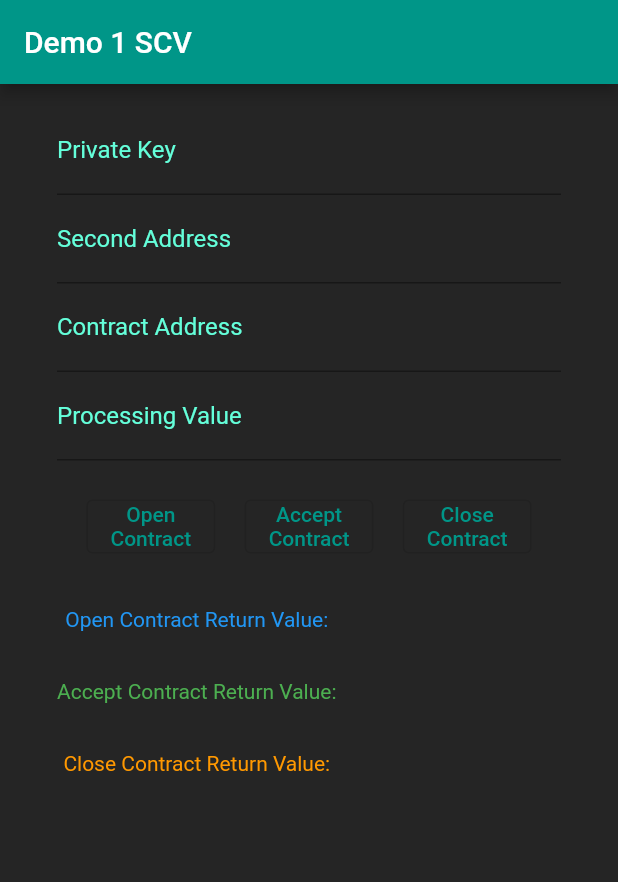
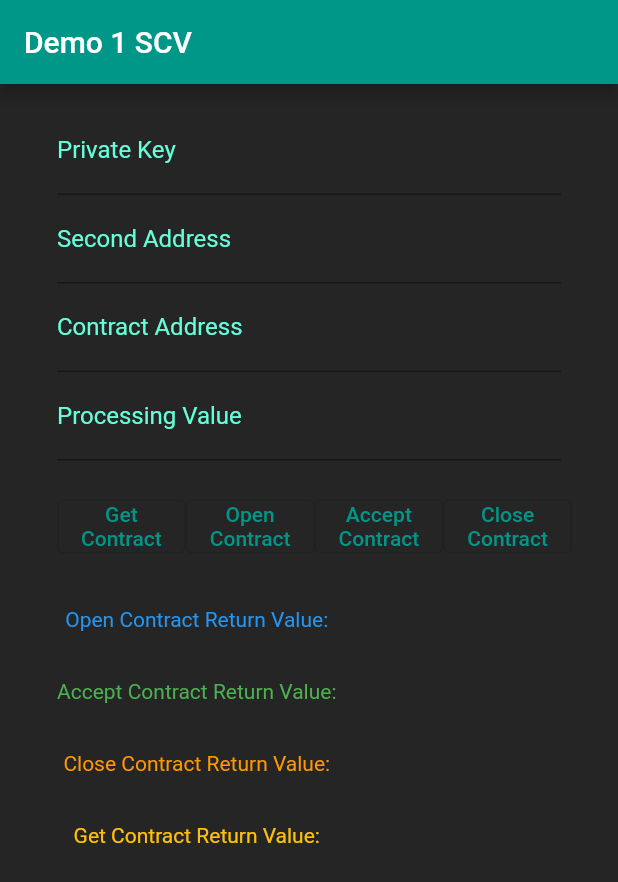
Before and after one commit to COS301-SE-2021/Smart-Contract-Verifier, a Flutter app: the screen it shows after launch, on a phone screen of 412 x 824 dp. Shown: the top 882 px of the screen. Run offline on Flutter 3.47's test engine with Material 2 defaults, Android fonts, the phone set to English and light mode, and no system bars; missing offline and left inert: web3dart.

Commit message:
UUpdated colors and added button for get contracrt

```diff
--- a/frontend_scv/lib/page/Contract_demo.dart
+++ b/frontend_scv/lib/page/Contract_demo.dart
@@ -40,6 +40,7 @@ class _DemoState extends State<ContractDemo> {
   String apiResult1 = ""; //These are part of the demo
   String apiResult2 = "";
   String apiResult3 = "";
+  String apiResult4 = "";
 
   int tryVal = -1;
   BigInt sendVal = BigInt.from(0);
@@ -192,18 +193,28 @@ class _DemoState extends State<ContractDemo> {
         crossAxisAlignment: CrossAxisAlignment.center,
         children: <Widget>[
           TextField(
+            style: TextStyle(color: Colors.white70),
             controller: pkInputController,
-            decoration: InputDecoration(labelText: 'Private Key'),
+            decoration: InputDecoration(
+              labelText: 'Private Key',
+            ),
           ),
           TextField(
+            style: TextStyle(color: Colors.white70),
             controller: address2InputController,
             decoration: InputDecoration(labelText: "Second Address"),
           ),
           TextField(
+            style: TextStyle(
+              color: Colors.white70,
+            ),
             controller: contractAddressInputController,
-            decoration: InputDecoration(labelText: "Contract Address"),
+            decoration: InputDecoration(
+              labelText: "Contract Address",
+            ),
           ),
           TextField(
+              style: TextStyle(color: Colors.white70),
               controller: conValInputController,
               keyboardType: TextInputType.number,
               inputFormatters: <TextInputFormatter>[
@@ -215,8 +226,13 @@ class _DemoState extends State<ContractDemo> {
             child: Row(
               mainAxisAlignment: MainAxisAlignment.spaceEvenly,
               children: [
-                Column(
-                  children: [
+                OutlinedButton(
+                  onPressed: getContract,
+                  child: Text(
+                    "Get\nContract",
+                    textAlign: TextAlign.center,
+                  ),
+                ),
                 OutlinedButton(
                   onPressed: openAgreement,
                   child: Text(
@@ -224,11 +240,6 @@ class _DemoState extends State<ContractDemo> {
                     textAlign: TextAlign.center,
                   ),
                 ),
-                    // SelectableText(apiResult1),
-                  ],
-                ),
-                Column(
-                  children: [
                 OutlinedButton(
                   onPressed: acceptAgreement,
                   child: Text(
@@ -236,20 +247,12 @@ class _DemoState extends State<ContractDemo> {
                     textAlign: TextAlign.center,
                   ),
                 ),
-                    // SelectableText(apiResult2),
-                  ],
-                ),
-                Column(
-                  children: [
                 OutlinedButton(
                   onPressed: closeAgreement,
                   child: Text(
                     "Close\nContract",
                     textAlign: TextAlign.center,
                   ),
-                    ),
-                    // SelectableText(apiResult3),
-                  ],
                 ),
               ],
             ),
@@ -274,6 +277,12 @@ class _DemoState extends State<ContractDemo> {
                       "Close Contract Return Value:\n$apiResult2\n",
                       style: TextStyle(color: Colors.orange),
                     ),
+                    Text(
+                      "Get Contract Return Value:\n\n", //TODO
+                      style: TextStyle(
+                        color: Colors.amber,
+                      ),
+                    ),
                   ],
                 ),
               )
```
Lines whose indentation alone changed are shown as unchanged.
